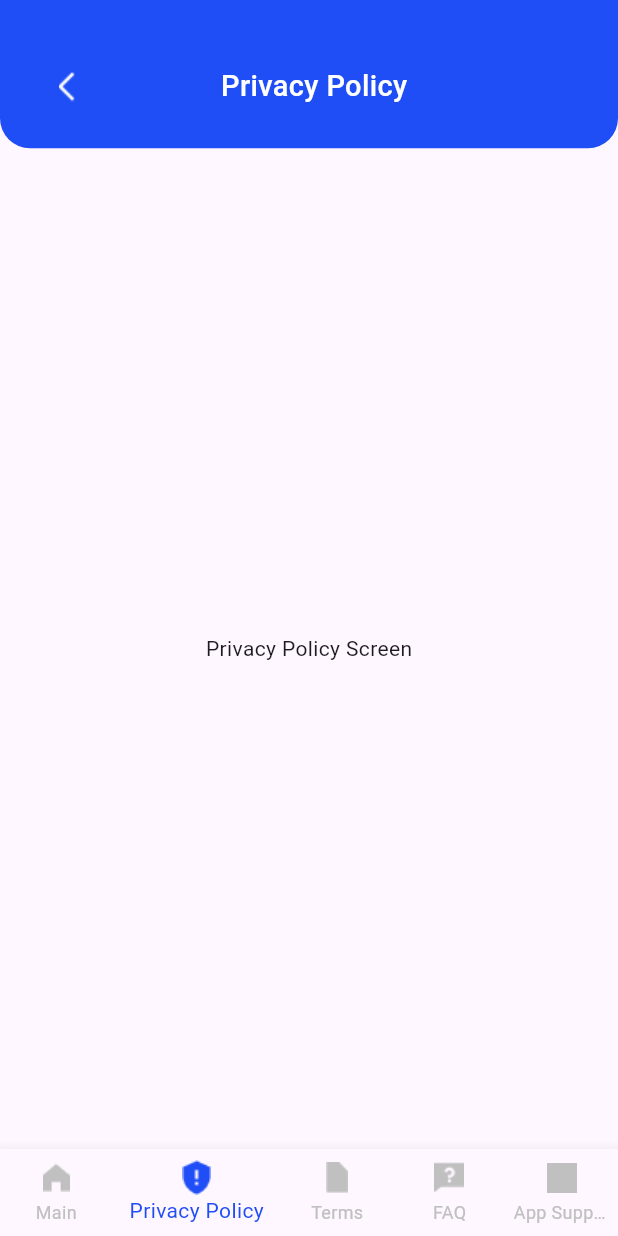
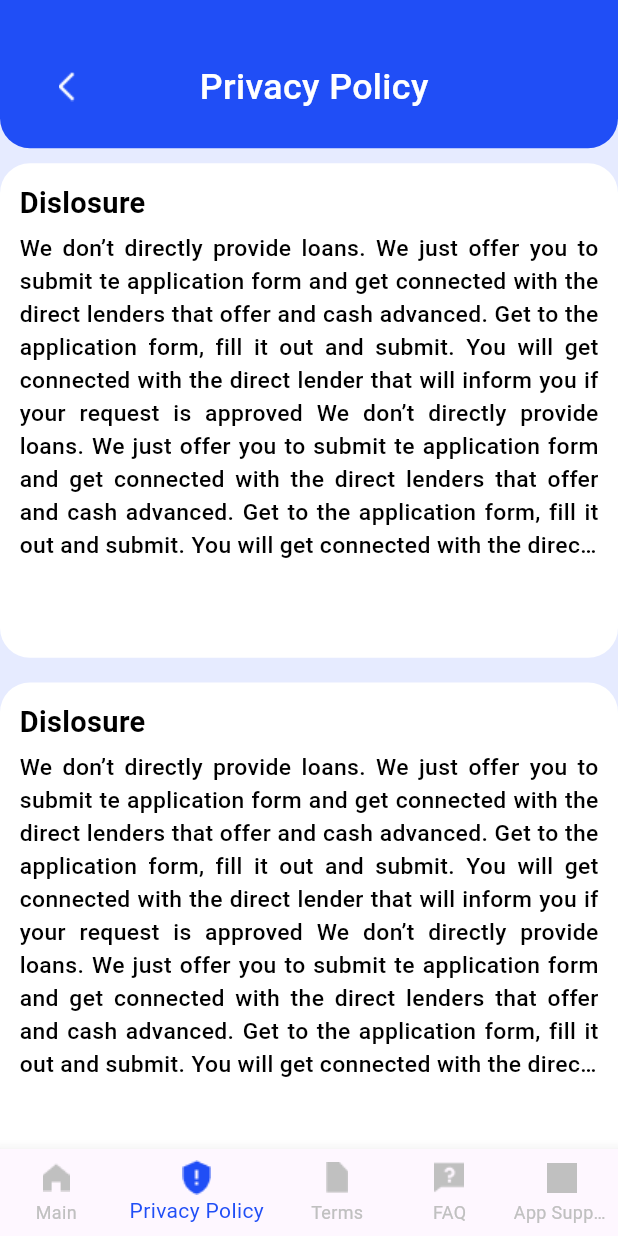
Before and after one commit to Yura-0/boosta_test, a Flutter app: the screen it shows after launch, swiped to page 2, on a phone screen of 412 x 824 dp. Run offline on Flutter 3.47's test engine with Material 3 defaults, Android fonts, the phone set to English and light mode, and no system bars; our stand-ins replace responsive_sizer.

Commit message:
add privacy and terms screens

```diff
--- /dev/null
+++ b/lib/core/consts.dart
@@ -0,0 +1,4 @@
+abstract class Consts {
+  static const String privacyHeaderText = 'Dislosure';
+  static const String privacyPolicyText = "We don’t directly provide loans. We just offer you to submit te application form and get connected with the direct lenders that offer and cash advanced. Get to the application form, fill it out and submit. You will get connected with the direct lender that will inform you if your request is approved We don’t directly provide loans. We just offer you to submit te application form and get connected with the direct lenders that offer and cash advanced. Get to the application form, fill it out and submit. You will get connected with the direct lender that will inform you if your request is approved";
+}
--- a/lib/features/home/home_screen.dart
+++ b/lib/features/home/home_screen.dart
@@ -42,6 +42,7 @@ class _HomeScreenState extends State<HomeScreen> {
   @override
   Widget build(BuildContext context) {
     return Scaffold(
+      backgroundColor: const Color.fromARGB(255, 230, 235, 255),
       body: Column(
         children: [
           CustomAppBar(
--- a/lib/features/home/widgets/custome_app_bar.dart
+++ b/lib/features/home/widgets/custome_app_bar.dart
@@ -80,7 +80,7 @@ class CustomAppBar extends StatelessWidget {
                           title,
                           style: TextStyle(
                             color: Colors.white,
-                            fontSize: 18.sp,
+                            fontSize: 20.sp,
                             fontWeight: FontWeight.w500,
                           ),
                         ),
--- a/lib/features/privacy_policy/privacy_policy_screen.dart
+++ b/lib/features/privacy_policy/privacy_policy_screen.dart
@@ -1,12 +1,22 @@
 import 'package:flutter/material.dart';
+
+import 'widgets/text_card.dart';
 
 class PrivacyPolicyScreen extends StatelessWidget {
   const PrivacyPolicyScreen({super.key});
 
   @override
   Widget build(BuildContext context) {
-    return const Center(
-      child: Text('Privacy Policy Screen'),
+    return const SingleChildScrollView(
+      child: Column(
+        children: [
+          SizedBox(
+            height: 10,
+          ),
+          TextCard(),
+          TextCard(),
+        ],
+      ),
     );
   }
 }
--- /dev/null
+++ b/lib/features/privacy_policy/widgets/text_card.dart
@@ -0,0 +1,57 @@
+import 'package:flutter/material.dart';
+import 'package:responsive_sizer/responsive_sizer.dart';
+
+import '../../../core/consts.dart';
+
+class TextCard extends StatelessWidget {
+  const TextCard({super.key});
+
+  @override
+  Widget build(BuildContext context) {
+    return Padding(
+      padding: EdgeInsets.only(
+        bottom: Adaptive.h(2),
+      ),
+      child: Container(
+        padding: const EdgeInsets.all(13),
+        width: double.infinity,
+        height: Adaptive.h(40),
+        decoration: BoxDecoration(
+          color: Colors.white,
+          borderRadius: BorderRadius.circular(20),
+        ),
+        child: Column(
+          crossAxisAlignment: CrossAxisAlignment.start,
+          children: [
+            Text(
+              Consts.privacyHeaderText,
+              style: TextStyle(
+                color: Colors.black,
+                fontSize: 18.sp,
+                fontWeight: FontWeight.bold,
+              ),
+            ),
+            const SizedBox(height: 5),
+            Flexible(
+              child: LayoutBuilder(
+                builder: (context, constraints) {
+                  return Text(
+                    Consts.privacyPolicyText,
+                    style: TextStyle(
+                      color: Colors.black,
+                      fontSize: 16.sp,
+                      fontWeight: FontWeight.w500,
+                    ),
+                    textAlign: TextAlign.justify,
+                    overflow: TextOverflow.ellipsis,
+                    maxLines: (constraints.maxHeight / 25).floor(),
+                  );
+                },
+              ),
+            ),
+          ],
+        ),
+      ),
+    );
+  }
+}
--- a/lib/features/terms/terms_screen.dart
+++ b/lib/features/terms/terms_screen.dart
@@ -1,12 +1,22 @@
 import 'package:flutter/material.dart';
+
+import '../privacy_policy/widgets/text_card.dart';
 
 class TermsScreen extends StatelessWidget {
   const TermsScreen({super.key});
 
   @override
   Widget build(BuildContext context) {
-    return const Center(
-      child: Text('Terms Screen'),
+    return const SingleChildScrollView(
+      child: Column(
+        children: [
+          SizedBox(
+            height: 10,
+          ),
+          TextCard(),
+          TextCard(),
+        ],
+      ),
     );
   }
 }
```
